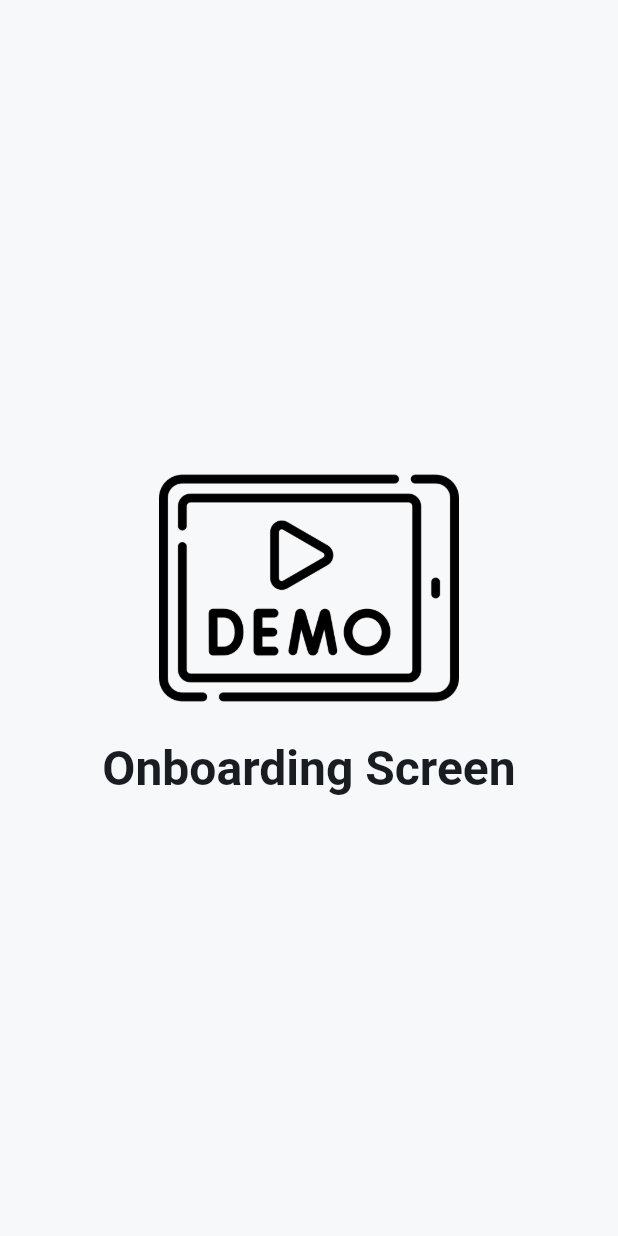
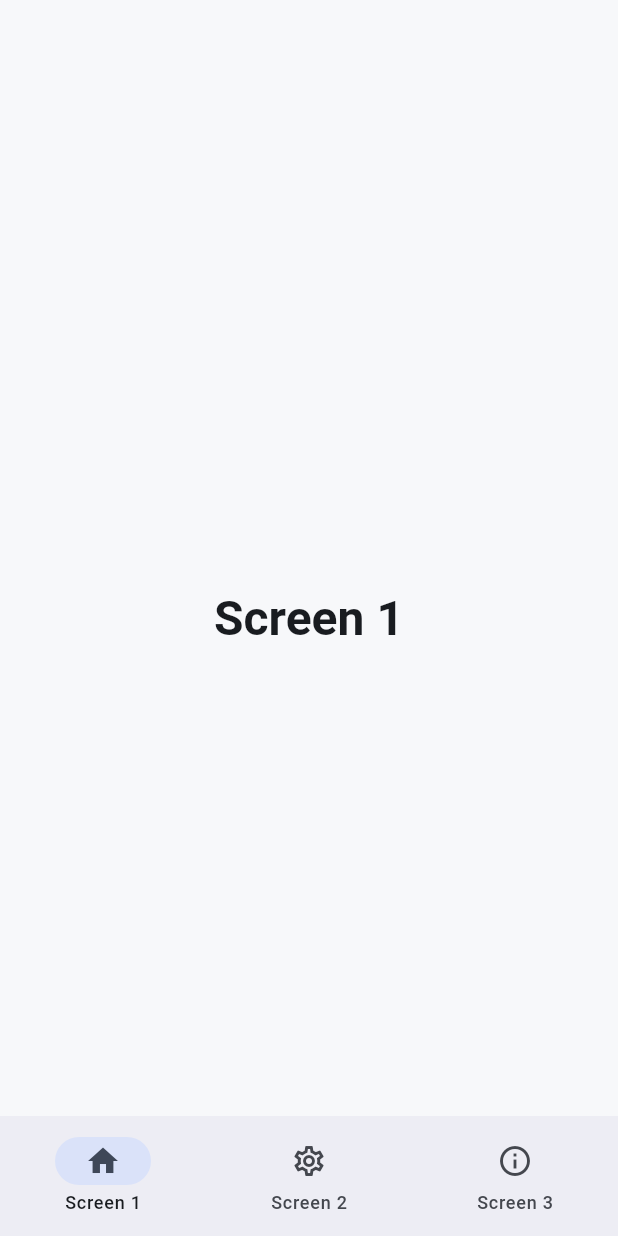
Before and after one commit to grgpratik-dev/flutter_project_setup, a Flutter app: the screen it shows after launch, on a phone screen of 412 x 824 dp. Run offline on Flutter 3.47's test engine with Material 3 defaults, Android fonts, the phone set to English and light mode, and no system bars; our stand-ins replace bloc, bloc_concurrency, dio, equatable, flutter_bloc, flutter_secure_storage and 7 more.

Commit message:
feat: nav bar implemented using go router

```diff
--- a/lib/src/app/router/app_route.dart
+++ b/lib/src/app/router/app_route.dart
@@ -3,7 +3,12 @@
 /// The enum value's [name] is used as the GoRouter route name, while [path]
 /// defines its URL location.
 enum AppRoute {
-  onboarding('/onboarding');
+  onboarding('/onboarding'),
+  splash('/splash'),
+  main('/main'),
+  screen1('/screen1'),
+  screen2('/screen2'),
+  screen3('/screen3');
 
   const AppRoute(this.path);
 
--- a/lib/src/app/router/app_router.dart
+++ b/lib/src/app/router/app_router.dart
@@ -1,9 +1,13 @@
 import 'package:flutter/foundation.dart';
 import 'package:flutter/material.dart';
 import 'package:flutter_project_setup/src/app/router/app_route.dart';
+import 'package:flutter_project_setup/src/features/main/presentation/screens/screen1.dart';
 import 'package:go_router/go_router.dart';
 
-import '../../features/onboarding/presentation/screens/onboarding_screen.dart';
+import '../../features/main/presentation/screens/main_screen.dart';
+import '../../features/main/presentation/screens/screen2.dart';
+import '../../features/main/presentation/screens/screen3.dart';
+import '../../features/splash/presentation/screens/splash_screen.dart';
 
 final rootNavigatorKey = GlobalKey<NavigatorState>(debugLabel: 'root');
 
@@ -11,13 +15,47 @@ class AppRouter {
   static final GoRouter goRouter = GoRouter(
     debugLogDiagnostics: kDebugMode,
     navigatorKey: rootNavigatorKey,
-    initialLocation: AppRoute.onboarding.path,
+    initialLocation: AppRoute.splash.path,
     routes: [
       // Define your app routes here
+      StatefulShellRoute.indexedStack(
+        builder: (context, state, navigationShell) =>
+            MainScreen(navigationShell: navigationShell),
+        branches: [
+          StatefulShellBranch(
+            routes: [
+              GoRoute(
+                path: AppRoute.screen1.path,
+                name: AppRoute.screen1.name,
+                builder: (context, state) => Screen1(),
+              ),
+            ],
+          ),
+          StatefulShellBranch(
+            routes: [
+              GoRoute(
+                path: AppRoute.screen2.path,
+                name: AppRoute.screen2.name,
+                builder: (context, state) => Screen2(),
+              ),
+            ],
+          ),
+          StatefulShellBranch(
+            routes: [
+              GoRoute(
+                path: AppRoute.screen3.path,
+                name: AppRoute.screen3.name,
+                builder: (context, state) => Screen3(),
+              ),
+            ],
+          ),
+        ],
+      ),
+
       GoRoute(
-        path: AppRoute.onboarding.path,
-        name: AppRoute.onboarding.name,
-        builder: (context, state) => const OnboardingScreen(),
+        path: AppRoute.splash.path,
+        name: AppRoute.splash.name,
+        builder: (context, state) => const SplashScreen(),
       ),
     ],
   );
--- /dev/null
+++ b/lib/src/core/widgets/app_bottom_navigation_bar.dart
@@ -0,0 +1,62 @@
+import 'package:flutter/material.dart';
+
+/// Describes a destination displayed by [AppBottomNavigationBar].
+///
+
+class AppBottomNavigationItem {
+  const AppBottomNavigationItem({
+    required this.label,
+    required this.icon,
+    this.selectedIcon,
+  });
+
+  final String label;
+  final IconData icon;
+  final IconData? selectedIcon;
+}
+
+final List<AppBottomNavigationItem> items = const [
+  AppBottomNavigationItem(
+    label: 'Screen 1',
+    icon: Icons.home_outlined,
+    selectedIcon: Icons.home,
+  ),
+  AppBottomNavigationItem(
+    label: 'Screen 2',
+    icon: Icons.settings_outlined,
+    selectedIcon: Icons.settings,
+  ),
+  AppBottomNavigationItem(
+    label: 'Screen 3',
+    icon: Icons.info_outline,
+    selectedIcon: Icons.info,
+  ),
+];
+
+/// The shared bottom navigation bar used by the application's main shells.
+class AppBottomNavigationBar extends StatelessWidget {
+  const AppBottomNavigationBar({
+    required this.selectedIndex,
+    required this.onDestinationSelected,
+    super.key,
+  });
+
+  final int selectedIndex;
+  final ValueChanged<int> onDestinationSelected;
+
+  @override
+  Widget build(BuildContext context) {
+    return NavigationBar(
+      selectedIndex: selectedIndex,
+      onDestinationSelected: onDestinationSelected,
+      destinations: [
+        for (final item in items)
+          NavigationDestination(
+            icon: Icon(item.icon),
+            selectedIcon: Icon(item.selectedIcon ?? item.icon),
+            label: item.label,
+          ),
+      ],
+    );
+  }
+}
--- /dev/null
+++ b/lib/src/features/main/presentation/screens/main_screen.dart
@@ -0,0 +1,21 @@
+import 'package:flutter/material.dart';
+import 'package:flutter_project_setup/src/core/widgets/app_bottom_navigation_bar.dart';
+import 'package:go_router/go_router.dart';
+
+class MainScreen extends StatelessWidget {
+  const MainScreen({super.key, required this.navigationShell});
+
+  final StatefulNavigationShell navigationShell;
+
+  @override
+  Widget build(BuildContext context) {
+    return Scaffold(
+      extendBody: true,
+      body: navigationShell,
+      bottomNavigationBar: AppBottomNavigationBar(
+        selectedIndex: navigationShell.currentIndex,
+        onDestinationSelected: (index) => navigationShell.goBranch(index),
+      ),
+    );
+  }
+}
--- /dev/null
+++ b/lib/src/features/main/presentation/screens/screen1.dart
@@ -0,0 +1,19 @@
+import 'package:flutter/material.dart';
+
+class Screen1 extends StatelessWidget {
+  const Screen1({super.key});
+
+  @override
+  Widget build(BuildContext context) {
+    return Scaffold(
+      body: Center(
+        child: Column(
+          mainAxisAlignment: MainAxisAlignment.center,
+          children: [
+            Text('Screen 1', style: Theme.of(context).textTheme.headlineMedium),
+          ],
+        ),
+      ),
+    );
+  }
+}
```
Also changed, not shown: lib/src/features/main/presentation/bloc/main_bloc.dart (added, +13 -0 lines), lib/src/features/main/presentation/bloc/main_event.dart (added, +8 -0 lines), lib/src/features/main/presentation/bloc/main_state.dart (added, +10 -0 lines), lib/src/features/main/presentation/screens/screen2.dart (added, +19 -0 lines), lib/src/features/main/presentation/screens/screen3.dart (added, +19 -0 lines), lib/src/features/splash/presentation/screens/splash_screen.dart (added, +36 -0 lines), 5 other files.
